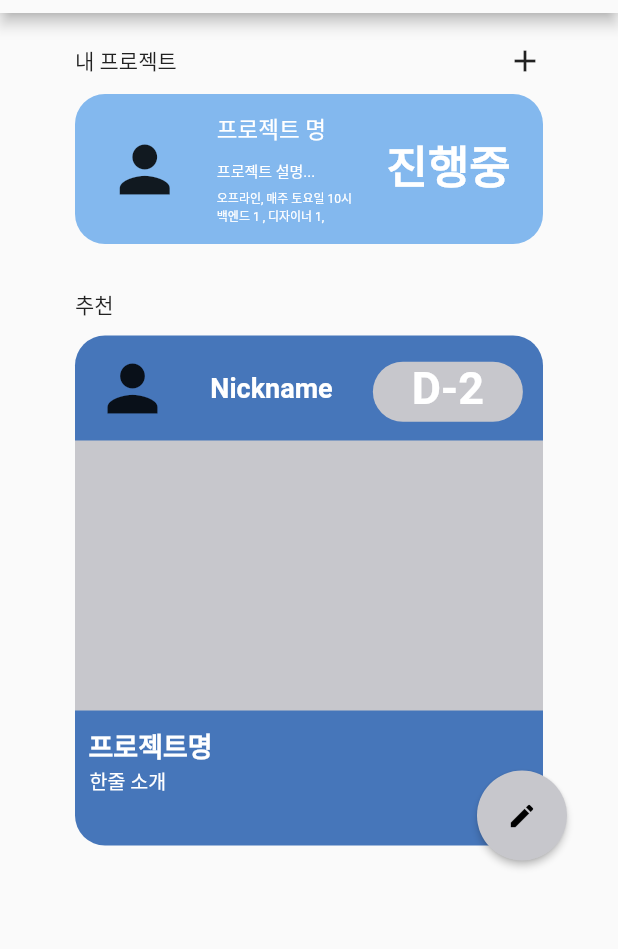
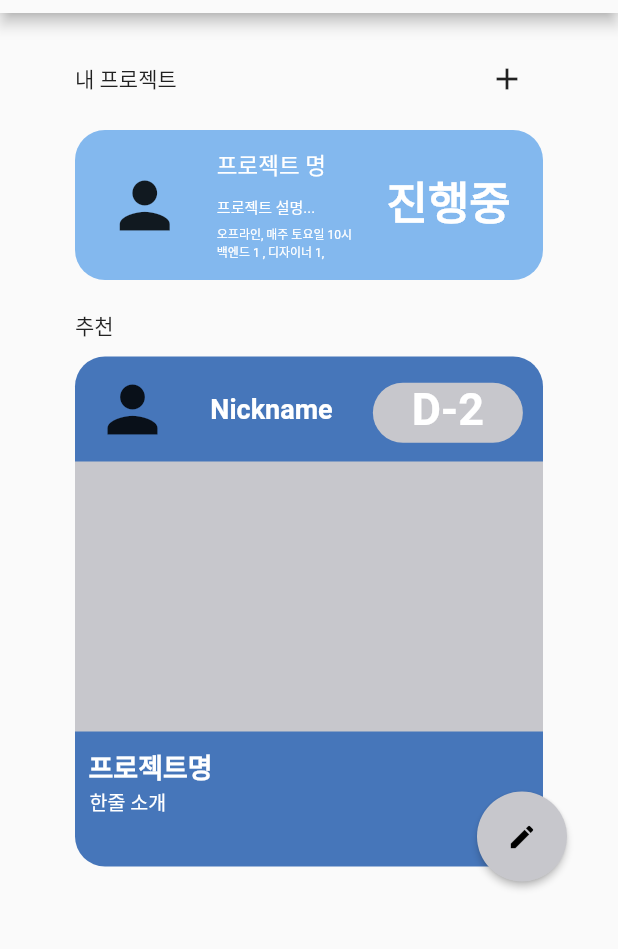
Before and after one commit to computerteam9/MEETEAM, a Flutter app: the MainPage screen opened directly, on a phone screen of 412 x 824 dp, the part 71-1020 px from its top. Run offline on Flutter 3.47's test engine with Material 2 defaults, Android fonts, the phone set to English and light mode, and no system bars.

Commit message:
수정 : +모양 IconButton

```diff
--- a/lib/MainPage.dart
+++ b/lib/MainPage.dart
@@ -15,16 +15,19 @@ class MainPage extends StatelessWidget {
         appBar: BaseAppBar(key: UniqueKey(), appBar: AppBar()),
         body: Column(children: [
           Container(
-              margin: const EdgeInsets.fromLTRB(50, 20, 50, 20),
+              margin: const EdgeInsets.fromLTRB(50, 20, 50, 10),
               child: Column(children: [
                 // 내 프로젝트 상단 라벨
                 Row(
                     mainAxisAlignment: MainAxisAlignment.spaceBetween,
-                    children: const [
-                      Text(
+                    children: [
+                      const Text(
                         "내 프로젝트",
                       ),
-                      Icon(Icons.add)
+                      IconButton(
+                        onPressed: () {},
+                        icon: const Icon(Icons.add),
+                      ),
                     ]),
                 // 내 프로젝트 리스트
                 Container(
```
